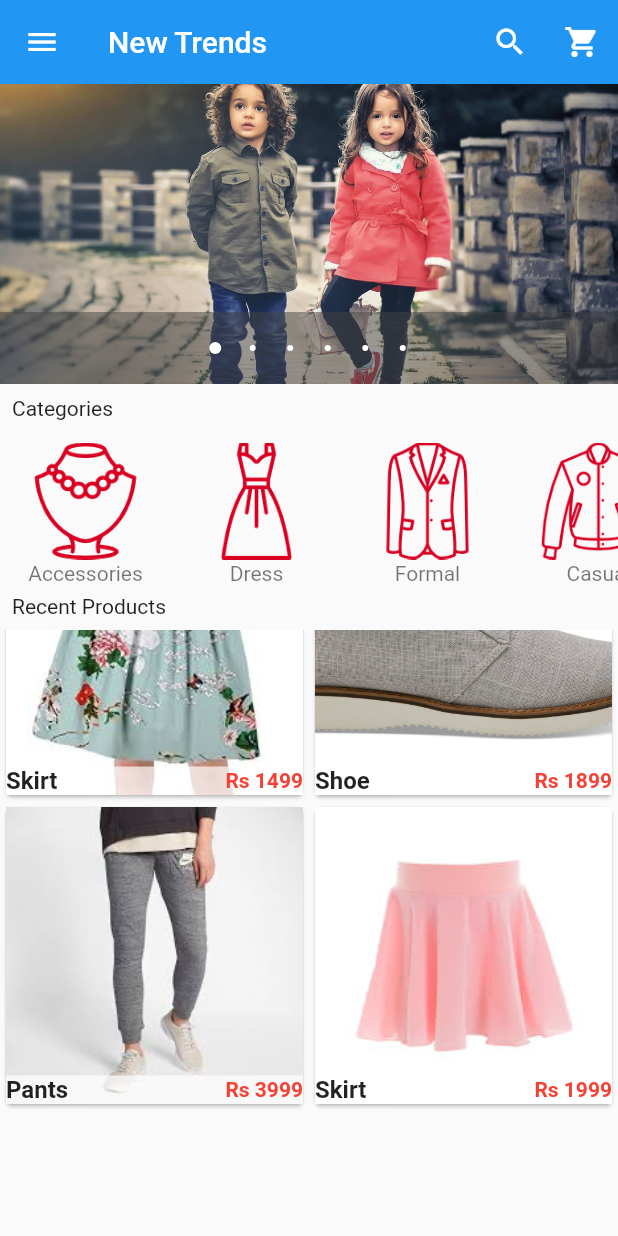
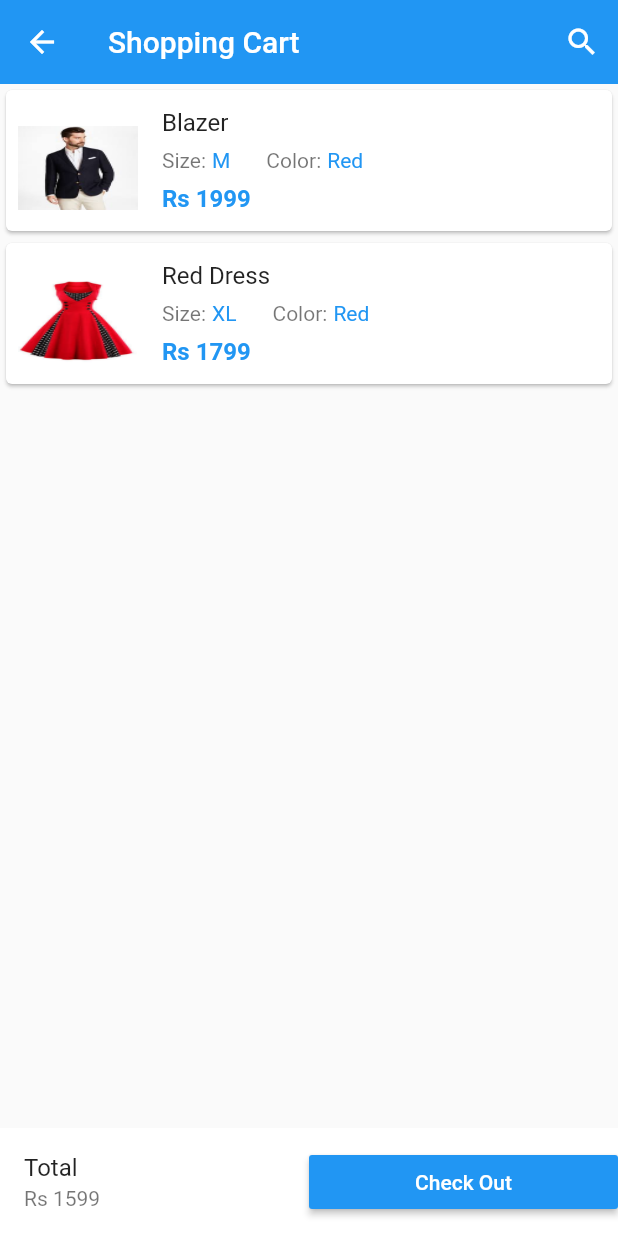
Before and after one commit to realsst1/new_trends, a Flutter app: the screen it shows after launch, scrolled down 298 dp, after a tap on the "shopping cart" icon, on a phone screen of 412 x 824 dp. Run offline on Flutter 3.47's test engine with Material 2 defaults, Android fonts, the phone set to English and light mode, and no system bars; drawn by our look-alikes of carousel_pro.

Commit message:
cart page added

```diff
--- /dev/null
+++ b/lib/components/cart_products.dart
@@ -0,0 +1,143 @@
+import 'package:flutter/material.dart';
+
+class CartProducts extends StatefulWidget {
+  @override
+  _CartProductsState createState() => _CartProductsState();
+}
+
+class _CartProductsState extends State<CartProducts> {
+
+  var productsOnCart=[
+    {
+      "name":"Blazer",
+      "picture":"images/products/blazer1.jpeg",
+      "price":1999,
+      "size":"M",
+      "color":"Red",
+      "quantity":1
+    },
+    {
+      "name":"Red Dress",
+      "picture":"images/products/dress1.jpeg",
+      "price":1799,
+      "size":"XL",
+      "color":"Red",
+      "quantity":1
+    },
+  ];
+
+  @override
+  Widget build(BuildContext context) {
+    return new ListView.builder(
+        itemCount: productsOnCart.length,
+        itemBuilder: (context,i){
+            return new SingleCartProduct(
+              singleProductCartColor: productsOnCart[i]['color'],
+              singleProductCartName: productsOnCart[i]['name'],
+              singleProductCartPicture: productsOnCart[i]['picture'],
+              singleProductCartPrice: productsOnCart[i]['price'],
+              singleProductCartQuantity: productsOnCart[i]['quantity'],
+              singleProductCartSize: productsOnCart[i]['size'],
+            );
+        }
+    );
+  }
+}
+
+
+class SingleCartProduct extends StatelessWidget {
+
+  final singleProductCartName;
+  final singleProductCartPrice;
+  final singleProductCartSize;
+  final singleProductCartColor;
+  final singleProductCartQuantity;
+  final singleProductCartPicture;
+
+  SingleCartProduct({
+      this.singleProductCartColor,
+    this.singleProductCartName,
+    this.singleProductCartPicture,
+    this.singleProductCartPrice,
+    this.singleProductCartQuantity,
+    this.singleProductCartSize
+  });
+
+
+  @override
+  Widget build(BuildContext context) {
+    return Card(
+      child: new ListTile(
+        contentPadding: const EdgeInsets.all(8.0),
+        leading: Container(
+          height: 100.0,
+          width: 80.0,
+          child: new Image.asset(
+              singleProductCartPicture,
+            fit: BoxFit.fill,
+          ),
+        ),
+        title: new Text(singleProductCartName),
+        subtitle: new Column(
+          children: <Widget>[
+            new Row(
+              children: <Widget>[
+                Padding(
+                  padding: const EdgeInsets.all(0.0),
+                  child: new Text("Size:"),
+                ),
+                Padding(
+                  padding: const EdgeInsets.all(4.0),
+                  child: new Text(
+                      singleProductCartSize,
+                      style: new TextStyle(
+                        color: Colors.blue,
+                      ),
+                  ),
+                ),
+
+
+
+                new Padding(
+                    padding: const EdgeInsets.fromLTRB(20.0, 8.0, 2.0, 8.0),
+                    child: new Text("Color:"),
+                ),
+                Padding(
+                  padding: const EdgeInsets.all(2.0),
+                  child: new Text(
+                      singleProductCartColor,
+                      style: new TextStyle(
+                        color: Colors.blue
+                      ),
+                  ),
+                ),
+              ],
+            ),
+
+
+            Container(
+              child: new Text(
+                "Rs "+singleProductCartPrice.toString(),
+                style: new TextStyle(
+                    fontWeight: FontWeight.bold,
+                    fontSize: 16.0,
+                    color: Colors.blue
+                ),
+              ),
+              alignment: Alignment.topLeft,
+            )
+
+          ],
+        ),
+
+        trailing: new Column(
+          children: <Widget>[
+            //new IconButton(icon: Icon(Icons.arrow_drop_up), onPressed: (){},),
+            //new Text(singleProductCartQuantity.toString()),
+            //new IconButton(icon: Icon(Icons.arrow_drop_down), onPressed: (){})
+          ],
+        ),
+      ),
+    );
+  }
+}
--- a/lib/main.dart
+++ b/lib/main.dart
@@ -2,6 +2,7 @@ import 'package:flutter/material.dart';
 import 'package:carousel_pro/carousel_pro.dart';
 import 'package:new_trends/components/horizontal_listview.dart';
 import 'package:new_trends/components/products.dart';
+import 'package:new_trends/pages/cart.dart';
 
 void main()=>runApp(new MyApp());
 
@@ -59,7 +60,9 @@ class _HomePageState extends State<HomePage> {
               Icons.shopping_cart,
               color: Colors.white,
             ),
-            onPressed: (){},
+            onPressed: (){
+              Navigator.of(context).push(MaterialPageRoute(builder: (context)=>new Cart()));
+            },
           )
         ],
       ),
@@ -113,7 +116,9 @@ class _HomePageState extends State<HomePage> {
               ),
             ),
             new InkWell(
-              onTap: (){},
+              onTap: (){
+                Navigator.of(context).push(MaterialPageRoute(builder: (context)=> new Cart()));
+              },
               child: new ListTile(
                 title: new Text("Shopping Cart"),
                 leading: new Icon(
--- /dev/null
+++ b/lib/pages/cart.dart
@@ -0,0 +1,51 @@
+import 'package:flutter/material.dart';
+import 'package:new_trends/components/cart_products.dart';
+
+class Cart extends StatefulWidget {
+  @override
+  _CartState createState() => _CartState();
+}
+
+class _CartState extends State<Cart> {
+  @override
+  Widget build(BuildContext context) {
+    return Scaffold(
+      appBar:  new AppBar(
+        elevation: 0.0,
+        title: Text("Shopping Cart"),
+        actions: <Widget>[
+          new IconButton(
+            icon: new Icon(
+              Icons.search,
+              color: Colors.white,
+            ),
+            onPressed: (){},
+          ),
+        ],
+      ),
+
+      body: new CartProducts(),
+
+      bottomNavigationBar: new Container(
+        color: Colors.white,
+        child: new Row(
+          children: <Widget>[
+            new Expanded(
+              child: new ListTile(
+                title: new Text("Total"),
+                subtitle: new Text("Rs 1599"),
+              ),
+            ),
+            new Expanded(
+              child: new MaterialButton(
+                color: Colors.blue,
+                child: new Text("Check Out",style: new TextStyle(color: Colors.white),),
+                  onPressed: (){}
+                  ),
+            )
+          ],
+        ),
+      ),
+    );
+  }
+}
```
